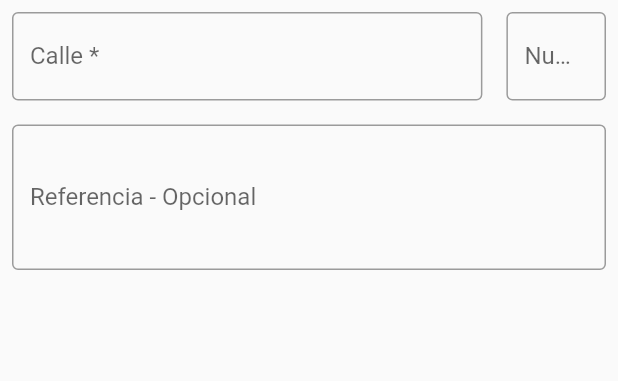
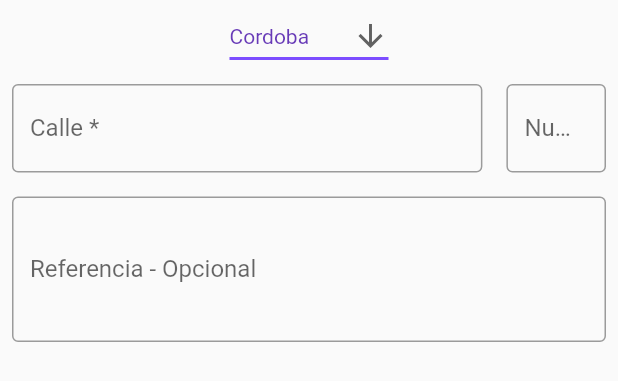
Before and after one commit to ISWG7/ISW2021-Grupo7, a Flutter app: the FormularioAnythingDireccion widget shown alone on an empty page, opened directly with empty values, on a phone screen of 412 x 824 dp. Shown: the top 381 px of the screen. Run offline on Flutter 3.47's test engine with Material 2 defaults, Android fonts, the light colour scheme and no system bars; our stand-ins replace flutter_map, im_stepper, latlong2, location.

```diff
--- a/lib/routes/PedidoStepper.dart
+++ b/lib/routes/PedidoStepper.dart
@@ -18,6 +18,7 @@ class _PedidoStepperState extends State<PedidoStepper> {
 
   List<GlobalKey<FormState>> formKeys = [
     GlobalKey<FormState>(),
+    GlobalKey<FormState>(),
     GlobalKey<FormState>()
   ];
 
@@ -37,7 +38,7 @@ class _PedidoStepperState extends State<PedidoStepper> {
       entityModel: entity,
     );
     final formdirec2 =FormularioAnythingDireccion(
-      formkey: formKeys[1],
+      formkey: formKeys[2],
       entityModel: entity,
     );
     final map = Map();
--- /dev/null
+++ b/lib/widgets/ComboCiudad.dart
@@ -0,0 +1,44 @@
+import 'package:flutter/material.dart';
+
+class CiudadCombo extends StatelessWidget {
+  final Function onChange;
+  final String dropdownValue;
+
+  const CiudadCombo(
+      {Key? key, required this.onChange, required this.dropdownValue})
+      : super(key: key);
+
+  static const List<String> ciudades = [
+    "Cordoba",
+    "Buenos Aires",
+    "Jujuy",
+    "Mendoza"
+  ];
+
+  @override
+  Widget build(BuildContext context) {
+    final List<DropdownMenuItem<String>> items = [];
+
+    ciudades.forEach((String value) {
+      items.add(DropdownMenuItem<String>(
+        value: value,
+        child: Text(value),
+      ));
+    });
+
+    return DropdownButton<String>(
+        items: items,
+        value: dropdownValue,
+        icon: const Icon(Icons.arrow_downward),
+        iconSize: 24,
+        elevation: 16,
+        style: const TextStyle(color: Colors.deepPurple),
+        underline: Container(
+          height: 2,
+          color: Colors.deepPurpleAccent,
+        ),
+        onChanged: (String? newValue) {
+          onChange.call(newValue);
+        });
+  }
+}
--- a/lib/widgets/FormularioAny_Direccion.dart
+++ b/lib/widgets/FormularioAny_Direccion.dart
@@ -1,11 +1,12 @@
-import 'dart:html';
-
 import 'package:flutter/material.dart';
 import 'package:tp_isw/entities/PedidoAnyEntity.dart';
+import 'package:tp_isw/widgets/ComboCiudad.dart';
 
 class FormularioAnythingDireccion extends StatelessWidget {
   PedidoAnyEntity entityModel;
   GlobalKey<FormState> formkey;
+
+  var ciudad = "Cordoba";
 
   FormularioAnythingDireccion(
       {required this.entityModel, required this.formkey});
@@ -13,6 +14,8 @@ class FormularioAnythingDireccion extends StatelessWidget {
   final TextEditingController _referenciaController = TextEditingController();
   final TextEditingController _calleController = TextEditingController();
   final TextEditingController _numeroController = TextEditingController();
+
+
 
   @override
   Widget build(BuildContext context) {
@@ -44,23 +47,29 @@ class FormularioAnythingDireccion extends StatelessWidget {
           labelText: 'Numeración *'),
     );
 
-    Form form = Form(
+    final CiudadCombo ciudadCombo =
+        CiudadCombo(onChange: (newvalue) => this.ciudad = newvalue, dropdownValue: this.ciudad,);
+
+    final Form form = Form(
       autovalidateMode: AutovalidateMode.disabled,
       key: formkey,
       child: Column(
         mainAxisSize: MainAxisSize.min,
         children: <Widget>[
+          ciudadCombo,
           Row(
             mainAxisSize: MainAxisSize.min,
             mainAxisAlignment: MainAxisAlignment.spaceEvenly,
             children: [
-              Flexible(flex: 4,
+              Flexible(
+                flex: 4,
                 child: Padding(
                   padding: const EdgeInsets.all(8.0),
                   child: calle,
                 ),
               ),
-              Flexible( flex: 1,
+              Flexible(
+                flex: 1,
                 child: Padding(
                   padding: const EdgeInsets.all(8.0),
                   child: numero,
```
